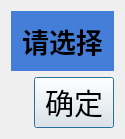
Qt form ui/page_elements/check_combo_box/dialog.ui (ArcherLuo233/election-s-prediction) before a commit.
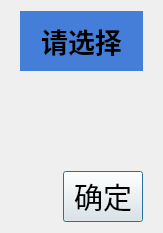
The same form after that commit.

Patch:
```diff
--- a/ui/page_elements/check_combo_box/dialog.ui
+++ b/ui/page_elements/check_combo_box/dialog.ui
@@ -6,8 +6,8 @@
    <rect>
     <x>0</x>
     <y>0</y>
-    <width>125</width>
-    <height>131</height>
+    <width>163</width>
+    <height>233</height>
    </rect>
   </property>
   <property name="font">
@@ -25,6 +25,12 @@
    <bool>true</bool>
   </property>
   <layout class="QVBoxLayout" name="verticalLayout">
+   <property name="leftMargin">
+    <number>20</number>
+   </property>
+   <property name="rightMargin">
+    <number>20</number>
+   </property>
    <item>
     <widget class="QLabel" name="label_2">
      <property name="font">
```
